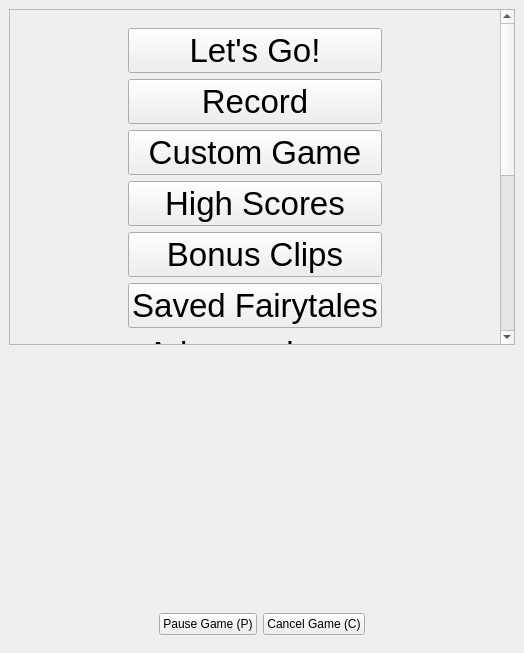
Old version of the form ui/mainwindow.ui in the repository tdauth/gustavsfairyland.
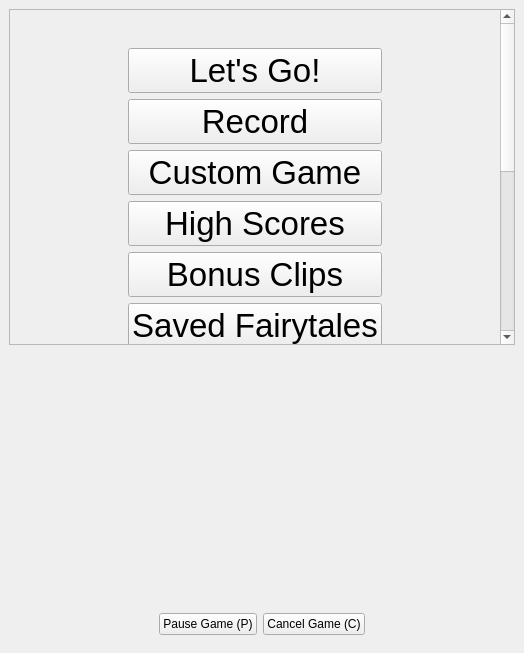
New version of the form. Icons and pictures are not drawn.

The edit to the form file:
```diff
--- a/ui/mainwindow.ui
+++ b/ui/mainwindow.ui
@@ -61,12 +61,22 @@
        <property name="geometry">
         <rect>
          <x>0</x>
-         <y>-404</y>
+         <y>0</y>
          <width>487</width>
-         <height>714</height>
+         <height>733</height>
         </rect>
        </property>
        <layout class="QVBoxLayout" name="verticalLayout_3">
+        <item>
+         <widget class="QLabel" name="logoLabel">
+          <property name="text">
+           <string/>
+          </property>
+          <property name="alignment">
+           <set>Qt::AlignCenter</set>
+          </property>
+         </widget>
+        </item>
         <item alignment="Qt::AlignHCenter">
          <widget class="QWidget" name="menuButtonsWidget" native="true">
           <property name="sizePolicy">
```
